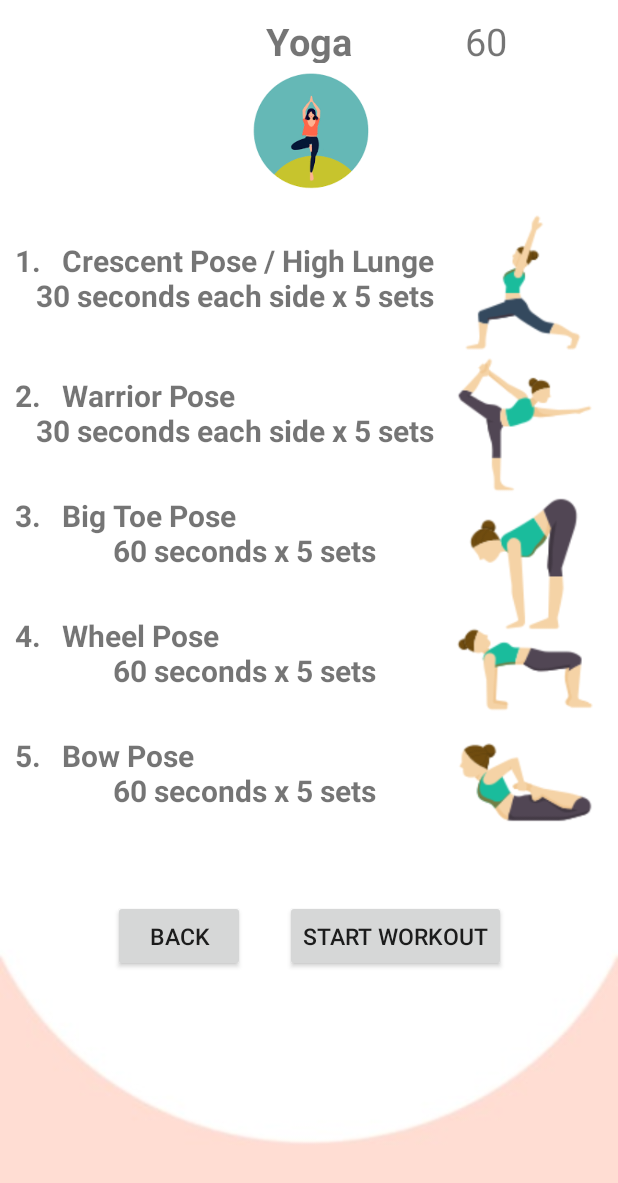
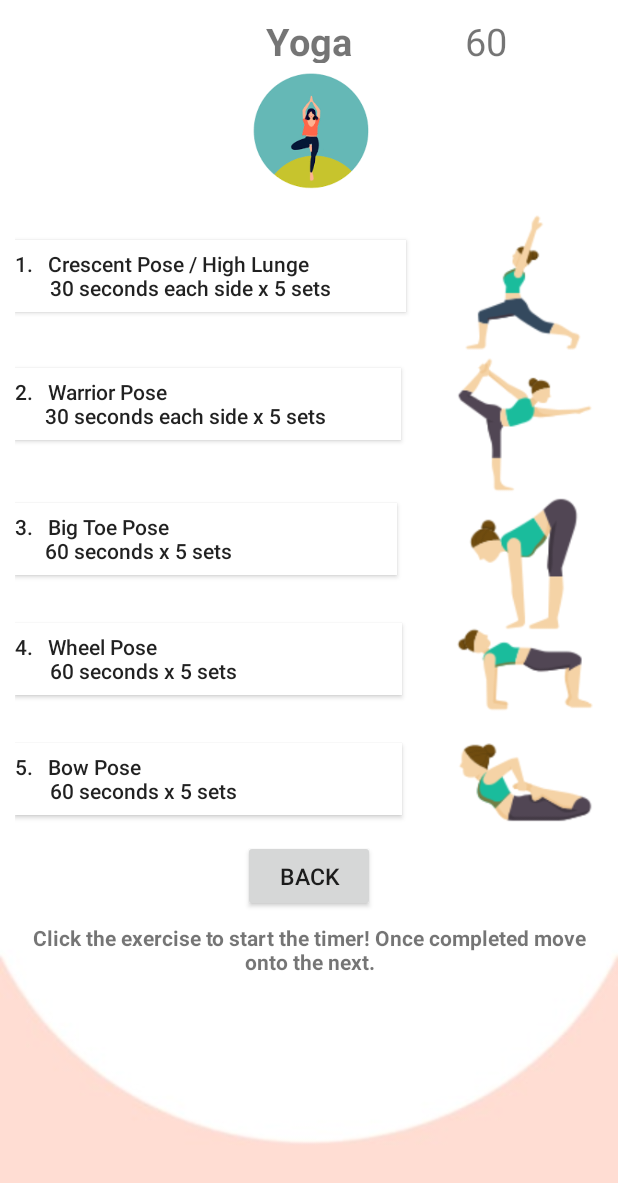
Before and after one commit to ryotiu/FitBuddyCollab, an Android app: the yogaExerciseClass screen opened directly, with no data from a screen before it, on a phone screen of 412 x 824 dp. Shown: the top 1183 px of the screen. Run offline under Robolectric (Android 15) with nearby library versions, the phone set to English and light mode, and no system bars.

Commit message:
Yoga class - updated with timer

```diff
--- a/app/src/main/res/layout/activity_yoga_exercise_class.xml
+++ b/app/src/main/res/layout/activity_yoga_exercise_class.xml
@@ -32,77 +32,88 @@
         android:text="60"
         android:textSize="25dp" />
 
-    <TextView
+    <Button
+        android:id="@+id/cresentPoseBtn"
+        android:paddingRight="50dp"
         android:layout_width="wrap_content"
         android:layout_height="wrap_content"
-        android:text="1.   Crescent Pose / High Lunge\n   30 seconds each side x 5 sets"
-        android:textSize="20dp"
         android:layout_marginTop="150dp"
-        android:textStyle="bold"/>
+        android:textAllCaps="false"
+        android:gravity="left|center_vertical"
+        android:text="1.   Crescent Pose / High Lunge\n       30 seconds each side x 5 sets"
+        android:background="@color/cardview_light_background" />
 
     <ImageView
         android:layout_width="wrap_content"
         android:layout_height="92dp"
         android:layout_marginLeft="290dp"
         android:layout_marginTop="132dp"
-        app:srcCompat="@drawable/cresent"
-        />
+        app:srcCompat="@drawable/cresent" />
 
-    <TextView
+    <Button
+        android:id="@+id/warriorPoseBtn"
         android:layout_width="wrap_content"
         android:layout_height="wrap_content"
-        android:layout_marginTop="240dp"
-        android:text="2.   Warrior Pose\n   30 seconds each side x 5 sets"
-        android:textSize="20dp"
-        android:textStyle="bold" />
+        android:layout_marginTop="235dp"
+        android:background="@color/cardview_light_background"
+        android:paddingRight="50dp"
+        android:gravity="left|center_vertical"
+        android:text="2.   Warrior Pose\n      30 seconds each side x 5 sets"
+        android:textAllCaps="false" />
 
     <ImageView
         android:layout_width="wrap_content"
         android:layout_height="92dp"
         android:layout_marginLeft="290dp"
         android:layout_marginTop="227dp"
-        app:srcCompat="@drawable/warriorpose"
-        />
+        app:srcCompat="@drawable/warriorpose" />
 
-    <TextView
+    <Button
+        android:id="@+id/bigtoePoseBtn"
         android:layout_width="wrap_content"
         android:layout_height="wrap_content"
-        android:text="3.   Big Toe Pose\n              60 seconds x 5 sets"
-        android:textSize="20dp"
-        android:layout_marginTop="320dp"
-        android:textStyle="bold"/>
+        android:layout_marginTop="325dp"
+        android:background="@color/cardview_light_background"
+        android:paddingRight="110dp"
+        android:gravity="left|center_vertical"
+        android:text="3.   Big Toe Pose\n      60 seconds x 5 sets"
+        android:textAllCaps="false" />
 
     <ImageView
         android:layout_width="wrap_content"
         android:layout_height="92dp"
         android:layout_marginLeft="290dp"
         android:layout_marginTop="320dp"
-        app:srcCompat="@drawable/bigtoepose"
-        />
+        app:srcCompat="@drawable/bigtoepose" />
 
-    <TextView
+    <Button
+        android:id="@+id/wheelPoseBtn"
         android:layout_width="wrap_content"
         android:layout_height="wrap_content"
-        android:text="4.   Wheel Pose\n              60 seconds x 5 sets"
-        android:textSize="20dp"
-        android:layout_marginTop="400dp"
-        android:textStyle="bold"/>
+        android:layout_marginTop="405dp"
+        android:background="@color/cardview_light_background"
+        android:paddingRight="110dp"
+        android:gravity="left|center_vertical"
+        android:text="4.   Wheel Pose\n       60 seconds x 5 sets"
+        android:textAllCaps="false" />
 
     <ImageView
         android:layout_width="wrap_content"
         android:layout_height="92dp"
         android:layout_marginLeft="290dp"
         android:layout_marginTop="390dp"
-        app:srcCompat="@drawable/bowpose"
-        />
+        app:srcCompat="@drawable/bowpose" />
 
-    <TextView
+    <Button
+        android:id="@+id/bowPoseBtn"
         android:layout_width="wrap_content"
         android:layout_height="wrap_content"
-        android:text="5.   Bow Pose\n              60 seconds x 5 sets"
-        android:textSize="20dp"
-        android:layout_marginTop="480dp"
-        android:textStyle="bold"/>
+        android:layout_marginTop="485dp"
+        android:background="@color/cardview_light_background"
+        android:paddingRight="110dp"
+        android:gravity="left|center_vertical"
+        android:text="5.   Bow Pose\n       60 seconds x 5 sets"
+        android:textAllCaps="false" />
 
     <ImageView
         android:layout_width="wrap_content"
@@ -115,24 +126,19 @@
     <Button
         android:layout_width="wrap_content"
         android:layout_height="wrap_content"
-        android:layout_marginTop="590dp"
+        android:layout_marginTop="550dp"
         android:text="Back"
         android:id="@+id/backBtn"
-        android:layout_marginLeft="65dp"
+        android:layout_centerHorizontal="true"
         android:textSize="15dp"
         />
 
-    <Button
+    <TextView
         android:layout_width="wrap_content"
         android:layout_height="wrap_content"
-        android:layout_marginTop="590dp"
-        android:text="Start Workout"
-        android:id="@+id/startTimer"
-        android:layout_marginLeft="180dp"
-        android:textSize="15dp"
-        />
-
-
-
+        android:text="Click the exercise to start the timer! Once completed move onto the next."
+        android:textStyle="bold"
+        android:gravity="center_horizontal"
+        android:layout_marginTop="605dp" />
 
 </RelativeLayout>
```
Also changed, not shown: app/src/main/java/com/example/fitbuddy/yogaExerciseClass.java (+184 -4 lines), app/src/main/res/layout/activity_choose_goals.xml (+7 -0 lines).
